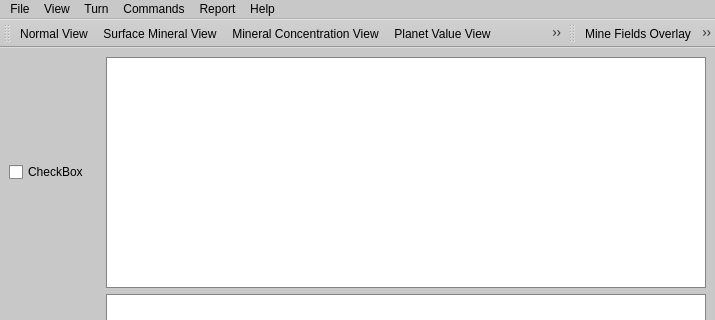
Old version of the form Design/stars.ui in the repository Hinderk/Stars-; both pictures show x 0 to 715 and y 0 to 320 of the 715 by 475 pixel window.
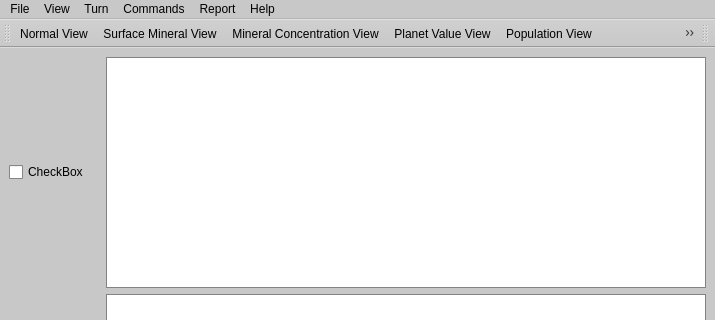
New version of the form. Icons and pictures are not drawn.

Commit message: The second toolbar has been reworked to include proper Qt tool buttons.

```diff
--- a/Design/stars.ui
+++ b/Design/stars.ui
@@ -1044,6 +1044,9 @@
    <property name="layoutDirection">
     <enum>Qt::LeftToRight</enum>
    </property>
+   <property name="autoFillBackground">
+    <bool>true</bool>
+   </property>
    <attribute name="toolBarArea">
     <enum>TopToolBarArea</enum>
    </attribute>
@@ -1064,20 +1067,21 @@
    <property name="windowTitle">
     <string>SpaceInfo</string>
    </property>
+   <property name="autoFillBackground">
+    <bool>true</bool>
+   </property>
+   <property name="toolButtonStyle">
+    <enum>Qt::ToolButtonFollowStyle</enum>
+   </property>
+   <property name="floatable">
+    <bool>true</bool>
+   </property>
    <attribute name="toolBarArea">
     <enum>TopToolBarArea</enum>
    </attribute>
    <attribute name="toolBarBreak">
     <bool>false</bool>
    </attribute>
-   <addaction name="actionViewMinefields"/>
-   <addaction name="actionShowPaths"/>
-   <addaction name="actionShowNames"/>
-   <addaction name="actionInOrbit"/>
-   <addaction name="actionWaitingFleets"/>
-   <addaction name="actionShowFriendlies"/>
-   <addaction name="actionShowEnemies"/>
-   <addaction name="actionZoomLevel"/>
   </widget>
   <action name="actionLoad_Game">
    <property name="text">
@@ -1376,93 +1380,6 @@
     <string>Scanner Coverage Overlay</string>
    </property>
   </action>
-  <action name="actionViewMinefields">
-   <property name="checkable">
-    <bool>true</bool>
-   </property>
-   <property name="icon">
-    <iconset resource="stars.qrc">
-     <normaloff>:/Toolbar/Mine</normaloff>:/Toolbar/Mine</iconset>
-   </property>
-   <property name="text">
-    <string>Mine Fields Overlay</string>
-   </property>
-  </action>
-  <action name="actionWaitingFleets">
-   <property name="checkable">
-    <bool>true</bool>
-   </property>
-   <property name="icon">
-    <iconset resource="stars.qrc">
-     <normaloff>:/Toolbar/Waiting</normaloff>:/Toolbar/Waiting</iconset>
-   </property>
-   <property name="text">
-    <string>Waiting Fleets</string>
-   </property>
-  </action>
-  <action name="actionInOrbit">
-   <property name="checkable">
-    <bool>true</bool>
-   </property>
-   <property name="icon">
-    <iconset resource="stars.qrc">
-     <normaloff>:/Toolbar/Orbiting</normaloff>:/Toolbar/Orbiting</iconset>
-   </property>
-   <property name="text">
-    <string>Ship Count</string>
-   </property>
-  </action>
-  <action name="actionZoomLevel">
-   <property name="icon">
-    <iconset resource="stars.qrc">
-     <normaloff>:/Toolbar/Zoomlevel</normaloff>:/Toolbar/Zoomlevel</iconset>
-   </property>
-   <property name="text">
-    <string>Zoom</string>
-   </property>
-  </action>
-  <action name="actionShowFriendlies">
-   <property name="icon">
-    <iconset resource="stars.qrc">
-     <normaloff>:/Toolbar/Friendlies</normaloff>:/Toolbar/Friendlies</iconset>
-   </property>
-   <property name="text">
-    <string>Friendly Fleets</string>
-   </property>
-  </action>
-  <action name="actionShowEnemies">
-   <property name="icon">
-    <iconset resource="stars.qrc">
-     <normaloff>:/Toolbar/Foes</normaloff>:/Toolbar/Foes</iconset>
-   </property>
-   <property name="text">
-    <string>Enemy Fleets</string>
-   </property>
-  </action>
-  <action name="actionShowPaths">
-   <property name="checkable">
-    <bool>true</bool>
-   </property>
-   <property name="icon">
-    <iconset resource="stars.qrc">
-     <normaloff>:/Toolbar/Paths</normaloff>:/Toolbar/Paths</iconset>
-   </property>
-   <property name="text">
-    <string>Show Flight Paths</string>
-   </property>
-  </action>
-  <action name="actionShowNames">
-   <property name="checkable">
-    <bool>true</bool>
-   </property>
-   <property name="icon">
-    <iconset resource="stars.qrc">
-     <normaloff>:/Toolbar/Names</normaloff>:/Toolbar/Names</iconset>
-   </property>
-   <property name="text">
-    <string>Show Names</string>
-   </property>
-  </action>
  </widget>
  <resources>
   <include location="stars.qrc"/>
```
Left out of the diff: 20 changed lines with no effect on the pictures. The commit also changes 2 other files.
